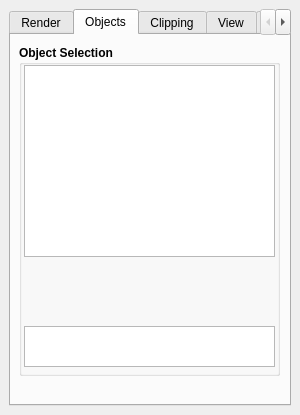
First picture: the form in src/Interface/Modules/Render/ViewSceneControls.ui, repository SCIInstitute/SCIRun, before the edit.
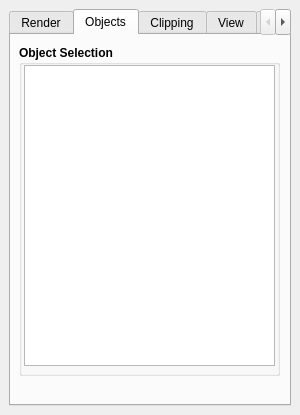
Second picture: the form after the edit.

```diff
--- a/src/Interface/Modules/Render/ViewSceneControls.ui
+++ b/src/Interface/Modules/Render/ViewSceneControls.ui
@@ -164,23 +164,13 @@
         <property name="title">
          <string>Object Selection</string>
         </property>
-        <widget class="QListView" name="objectListView_">
-         <property name="geometry">
-          <rect>
-           <x>5</x>
-           <y>281</y>
-           <width>251</width>
-           <height>41</height>
-          </rect>
-         </property>
-        </widget>
         <widget class="QListWidget" name="objectListWidget_">
          <property name="geometry">
           <rect>
            <x>5</x>
            <y>20</y>
            <width>251</width>
-           <height>192</height>
+           <height>301</height>
           </rect>
          </property>
         </widget>
```
